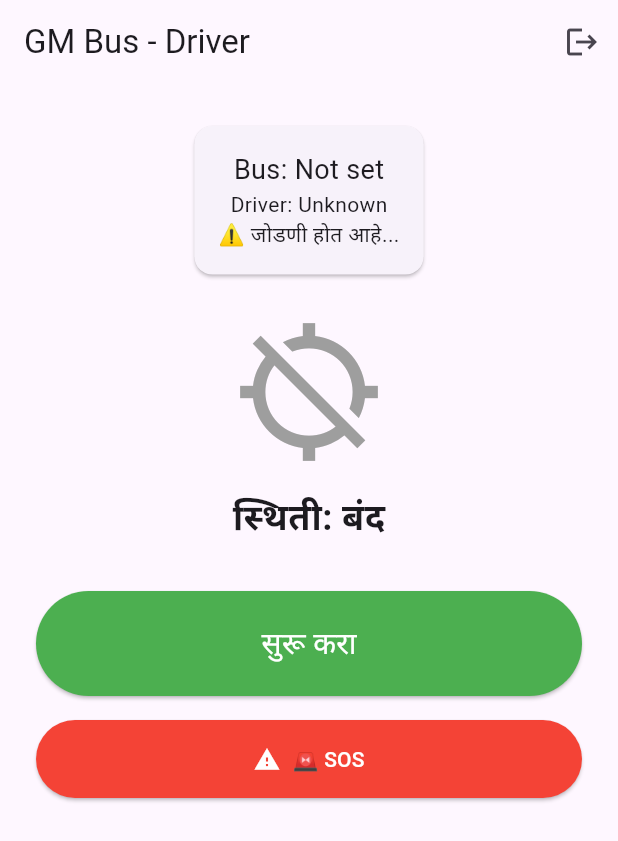
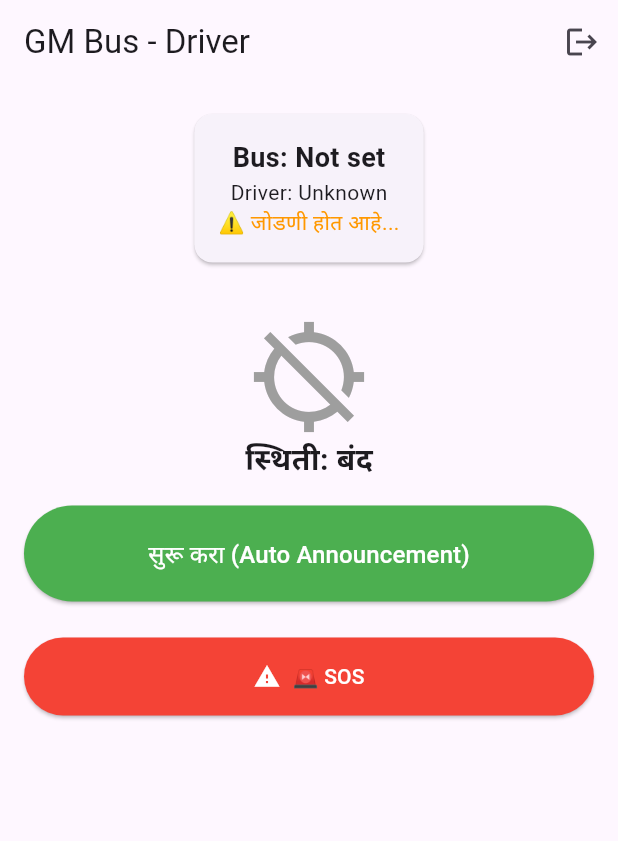
Before and after one commit to gauravrathod31297-sudo/gm-bus-platform, a Flutter app: the DashboardScreen screen opened directly, on a phone screen of 412 x 824 dp. Shown: the top 841 px of the screen. Run offline on Flutter 3.47's test engine with Material 3 defaults, Android fonts, the phone set to English and light mode, and no system bars; our stand-ins replace flutter_map, flutter_tts, geolocator, latlong2, shared_preferences, socket_io_client; accounts and stored records are empty.

Commit message:
Feat: Complete stop announcement system with auto GPS-based triggering

```diff
--- a/bus-device-app/lib/main.dart
+++ b/bus-device-app/lib/main.dart
@@ -4,6 +4,7 @@ import 'screens/login_screen.dart';
 import 'services/auth_service.dart';
 import 'services/socket_service.dart';
 import 'services/gps_service.dart';
+import 'services/announcement_service.dart';
 
 void main() {
   WidgetsFlutterBinding.ensureInitialized();
@@ -11,6 +12,7 @@ void main() {
     ChangeNotifierProvider(create: (_) => AuthService()),
     ChangeNotifierProvider(create: (_) => SocketService()),
     ChangeNotifierProvider(create: (_) => GpsService()),
+    ChangeNotifierProvider(create: (_) => AnnouncementService()),
   ], child: const GMBusDeviceApp()));
 }
 
--- a/bus-device-app/lib/screens/dashboard_screen.dart
+++ b/bus-device-app/lib/screens/dashboard_screen.dart
@@ -3,6 +3,7 @@ import 'package:provider/provider.dart';
 import '../services/auth_service.dart';
 import '../services/gps_service.dart';
 import '../services/socket_service.dart';
+import '../services/announcement_service.dart';
 import 'login_screen.dart';
 
 class DashboardScreen extends StatefulWidget {
@@ -21,11 +22,17 @@ class _DashboardScreenState extends State<DashboardScreen> {
     WidgetsBinding.instance.addPostFrameCallback((_) => _init());
   }
 
-  void _init() {
+  Future<void> _init() async {
     final auth = Provider.of<AuthService>(context, listen: false);
     final socket = Provider.of<SocketService>(context, listen: false);
+    final ann = Provider.of<AnnouncementService>(context, listen: false);
+
+    await ann.init();
+
     if (auth.busId != null && auth.clientId != null) {
       socket.connect(auth.serverUrl, auth.busId!, auth.clientId!);
+      // Load stops for this bus's route
+      await ann.loadStops(auth.serverUrl, auth.busId!, auth.token ?? '');
     }
   }
 
@@ -33,17 +40,34 @@ class _DashboardScreenState extends State<DashboardScreen> {
     final auth = Provider.of<AuthService>(context, listen: false);
     final gps = Provider.of<GpsService>(context, listen: false);
     final socket = Provider.of<SocketService>(context, listen: false);
+    final ann = Provider.of<AnnouncementService>(context, listen: false);
 
     if (auth.busId == null) { _showBusIdDialog(auth); return; }
 
-    final ok = await gps.startTracking((pos) {
+    final ok = await gps.startTracking((pos) async {
+      // Send location to server
       socket.sendLocation(auth.busId!, auth.clientId!, pos.latitude, pos.longitude, pos.speed, pos.heading);
+
+      // Check for stop announcements
+      await ann.checkAndAnnounce(
+        busLat: pos.latitude,
+        busLng: pos.longitude,
+        speedKmh: pos.speed * 3.6, // m/s to km/h
+        serverUrl: auth.serverUrl,
+        token: auth.token ?? '',
+        announcementSeconds: 15,
+      );
     });
-    if (ok) setState(() { _tracking = true; _status = 'चालू'; });
+
+    if (ok) {
+      ann.start();
+      setState(() { _tracking = true; _status = 'चालू'; });
+    }
   }
 
   void _stopTracking() {
     Provider.of<GpsService>(context, listen: false).stopTracking();
+    Provider.of<AnnouncementService>(context, listen: false).stop();
     setState(() { _tracking = false; _status = 'बंद'; });
   }
 
@@ -54,7 +78,12 @@ class _DashboardScreenState extends State<DashboardScreen> {
       content: TextField(controller: ctrl, keyboardType: TextInputType.number, decoration: const InputDecoration(labelText: 'Bus ID')),
       actions: [TextButton(onPressed: () {
         final id = int.tryParse(ctrl.text);
-        if (id != null) { auth.setBusId(id); Navigator.pop(context); setState(() {}); }
+        if (id != null) {
+          auth.setBusId(id);
+          Navigator.pop(context);
+          _init();
+          setState(() {});
+        }
       }, child: const Text('Save'))],
     ));
   }
@@ -74,6 +103,7 @@ class _DashboardScreenState extends State<DashboardScreen> {
     final auth = Provider.of<AuthService>(context, listen: false);
     Provider.of<GpsService>(context, listen: false).stopTracking();
     Provider.of<SocketService>(context, listen: false).disconnect();
+    Provider.of<AnnouncementService>(context, listen: false).stop();
     auth.logout();
     Navigator.pushReplacement(context, MaterialPageRoute(builder: (_) => const LoginScreen()));
   }
@@ -83,39 +113,98 @@ class _DashboardScreenState extends State<DashboardScreen> {
     final auth = Provider.of<AuthService>(context);
     final gps = Provider.of<GpsService>(context);
     final socket = Provider.of<SocketService>(context);
+    final ann = Provider.of<AnnouncementService>(context);
 
     return Scaffold(
       appBar: AppBar(title: const Text('GM Bus - Driver'), actions: [
         IconButton(icon: const Icon(Icons.logout), onPressed: _logout),
       ]),
       body: SingleChildScrollView(
-        padding: const EdgeInsets.all(24),
+        padding: const EdgeInsets.all(16),
         child: Column(children: [
           Card(child: Padding(padding: const EdgeInsets.all(16), child: Column(children: [
-            Text('Bus: ${auth.busId ?? "Not set"}', style: const TextStyle(fontSize: 18)),
+            Text('Bus: ${auth.busId ?? "Not set"}', style: const TextStyle(fontSize: 18, fontWeight: FontWeight.bold)),
             Text('Driver: ${auth.user?['name'] ?? "Unknown"}'),
-            Text(socket.isConnected ? '✅ Server जोडलेला' : '⚠️ जोडणी होत आहे...'),
+            Text(socket.isConnected ? '✅ Server जोडलेला' : '⚠️ जोडणी होत आहे...',
+              style: TextStyle(color: socket.isConnected ? Colors.green : Colors.orange)),
           ]))),
-          const SizedBox(height: 24),
-          Icon(_tracking ? Icons.gps_fixed : Icons.gps_off, size: 100, color: _tracking ? Colors.green : Colors.grey),
+
           const SizedBox(height: 16),
-          Text('स्थिती: $_status', style: const TextStyle(fontSize: 24, fontWeight: FontWeight.bold)),
+
+          // Current Stop Card
+          if (ann.currentStop != null)
+            Card(color: Colors.blue.shade50, child: Padding(padding: const EdgeInsets.all(16), child: Column(children: [
+              Row(children: [
+                const Icon(Icons.location_on, color: Colors.blue, size: 32),
+                const SizedBox(width: 12),
+                Expanded(child: Column(crossAxisAlignment: CrossAxisAlignment.start, children: [
+                  const Text('पुढील थांबा / Next Stop', style: TextStyle(fontSize: 12, color: Colors.grey)),
+                  Text(ann.currentStop!['stop_name'] ?? 'Unknown', style: const TextStyle(fontSize: 20, fontWeight: FontWeight.bold)),
+                  if (ann.currentStop!['stop_name_mr'] != null)
+                    Text('मराठी: ${ann.currentStop!['stop_name_mr']}', style: const TextStyle(fontSize: 14)),
+                  if (ann.currentStop!['stop_name_gu'] != null)
+                    Text('ગુજરાતી: ${ann.currentStop!['stop_name_gu']}', style: const TextStyle(fontSize: 14)),
+                ])),
+              ]),
+              const Divider(),
+              Row(mainAxisAlignment: MainAxisAlignment.spaceBetween, children: [
+                Text('Stop ${ann.currentStopIndex + 1} of ${ann.stops.length}'),
+                Text('✅ ${ann.currentStopIndex} announced'),
+              ]),
+            ]))),
+
+          const SizedBox(height: 16),
+
+          // Tracking Status
+          Icon(_tracking ? Icons.gps_fixed : Icons.gps_off, size: 80, color: _tracking ? Colors.green : Colors.grey),
+          Text('स्थिती: $_status', style: const TextStyle(fontSize: 20, fontWeight: FontWeight.bold)),
+
           if (gps.currentPosition != null) ...[
-            const SizedBox(height: 16),
-            Text('Lat: ${gps.currentPosition!.latitude.toStringAsFixed(6)}'),
-            Text('Lng: ${gps.currentPosition!.longitude.toStringAsFixed(6)}'),
-            Text('Speed: ${gps.currentPosition!.speed.toStringAsFixed(1)} km/h'),
+            const SizedBox(height: 8),
+            Text('Lat: ${gps.currentPosition!.latitude.toStringAsFixed(6)}', style: const TextStyle(fontSize: 12)),
+            Text('Lng: ${gps.currentPosition!.longitude.toStringAsFixed(6)}', style: const TextStyle(fontSize: 12)),
+            Text('Speed: ${(gps.currentPosition!.speed * 3.6).toStringAsFixed(1)} km/h', style: const TextStyle(fontSize: 12)),
           ],
-          const SizedBox(height: 32),
+
+          const SizedBox(height: 16),
+
+          // Main Button
           SizedBox(width: double.infinity, child: ElevatedButton(
             onPressed: _tracking ? _stopTracking : _startTracking,
             style: ElevatedButton.styleFrom(
               backgroundColor: _tracking ? Colors.red : Colors.green,
               padding: const EdgeInsets.symmetric(vertical: 20),
             ),
-            child: Text(_tracking ? 'थांबवा' : 'सुरू करा', style: const TextStyle(fontSize: 20, color: Colors.white)),
+            child: Text(_tracking ? 'थांबवा' : 'सुरू करा (Auto Announcement)',
+              style: const TextStyle(fontSize: 16, color: Colors.white)),
           )),
-          const SizedBox(height: 16),
+
+          const SizedBox(height: 12),
+
+          // Manual Announcement Button
+          if (ann.currentStop != null && _tracking)
+            SizedBox(width: double.infinity, child: OutlinedButton.icon(
+              onPressed: () {
+                final stop = ann.currentStop!;
+                final mr = stop['stop_name_mr'] ?? stop['stop_name'];
+                final gu = stop['stop_name_gu'] ?? stop['stop_name'];
+                final en = stop['stop_name'];
+                ann.speakText('पुढील थांबा $mr. कृपया तयार राहा.', 'mr-IN');
+                Future.delayed(const Duration(seconds: 3), () {
+                  ann.speakText('આગળનું સ્ટોપ $gu. કૃપા કરીને તૈયાર રહો.', 'gu-IN');
+                });
+                Future.delayed(const Duration(seconds: 6), () {
+                  ann.speakText('Next stop $en. Please be ready.', 'en-IN');
+                });
+              },
+              icon: const Icon(Icons.volume_up),
+              label: const Text('🔊 आत्ता Announce करा'),
+              style: OutlinedButton.styleFrom(padding: const EdgeInsets.symmetric(vertical: 16)),
+            )),
+
+          const SizedBox(height: 12),
+
+          // SOS Button
           SizedBox(width: double.infinity, child: ElevatedButton.icon(
             onPressed: _sendSOS, icon: const Icon(Icons.warning), label: const Text('🚨 SOS'),
             style: ElevatedButton.styleFrom(backgroundColor: Colors.red, foregroundColor: Colors.white, padding: const EdgeInsets.symmetric(vertical: 16)),
```
Also changed, not shown: bus-device-app/lib/services/announcement_service.dart (added, +160 -0 lines), 1 other file.
